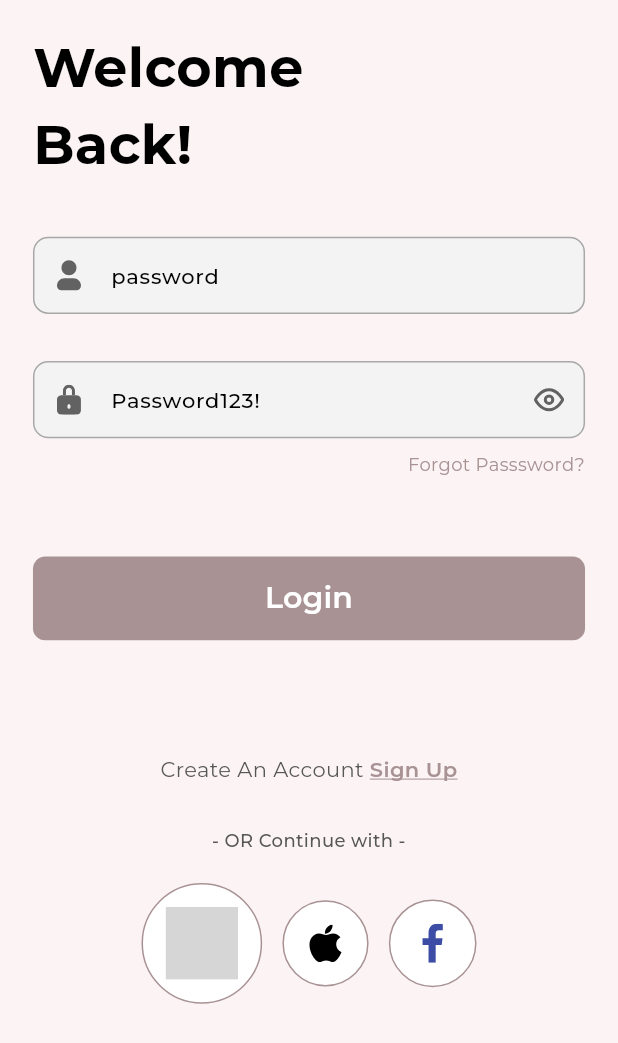
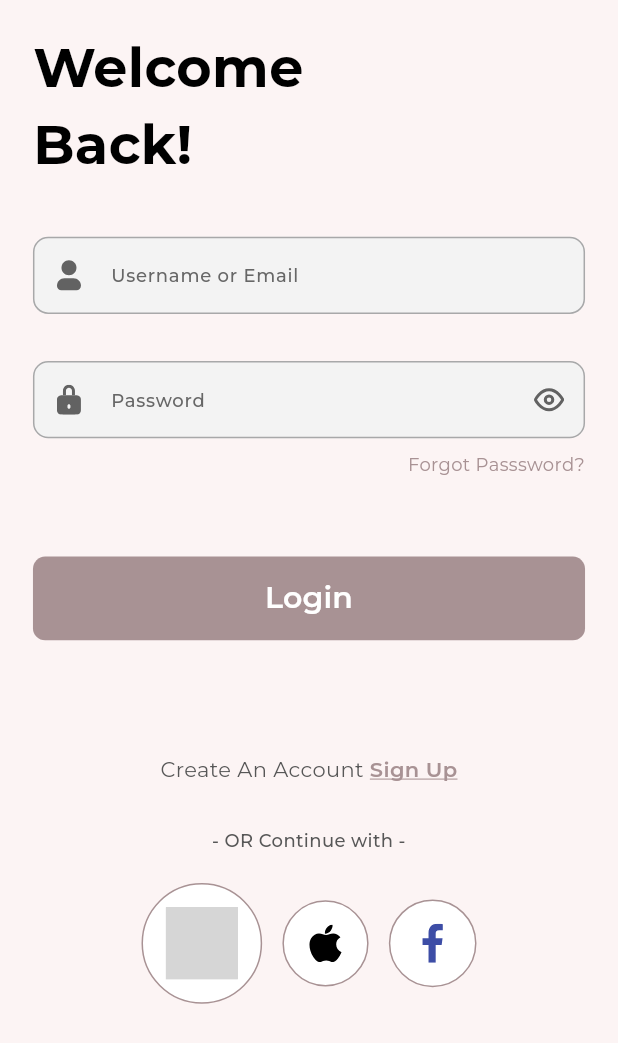
Before and after one commit to jdufitum/Abayati-frontend, a Flutter app: the screen it shows after launch, on a phone screen of 412 x 824 dp. Shown: the top 1043 px of the screen. Run offline on Flutter 3.47's test engine with Material 3 defaults, Android fonts, the phone set to English and light mode, and no system bars; our stand-ins replace awesome_snackbar_content, dartz, dio, equatable, flutter_bloc, flutter_dotenv and 11 more; missing offline and left inert: flutter_overlay_loader, flutter_stripe; accounts and stored records are empty; project files that could hold a hidden picture were left out; grey boxes are pictures that could not be loaded.

Commit message:
feat: modification

```diff
--- a/lib/features/core/services/service/ai/bloc/ai_bloc.dart
+++ b/lib/features/core/services/service/ai/bloc/ai_bloc.dart
@@ -19,7 +19,7 @@ class AiBloc extends Bloc<AiEvent, AiState> {
 
   AiBloc() : super(AiInitial()) {
     on<SearchEvent>((event, emit) async {
-      emit(AiLoading());
+      emit(SearchLoading());
       try {
         final result = await _repository.search(event.query);
         result.fold((error) => emit(SearchError(error: error)),
@@ -31,7 +31,7 @@ class AiBloc extends Bloc<AiEvent, AiState> {
       }
     });
     on<GetMeasurementEvent>((event, emit) async {
-      emit(AiLoading());
+      emit(GetMeasurementLoading());
       try {
         final result = await _repository.getMeasurement();
         result.fold((error) => emit(GetMeasurementError(error: error)), (data) {
--- a/lib/features/core/services/service/ai/bloc/ai_state.dart
+++ b/lib/features/core/services/service/ai/bloc/ai_state.dart
@@ -9,6 +9,8 @@ sealed class AiState extends Equatable {
 final class AiInitial extends AiState {}
 
 final class AiLoading extends AiState {}
+final class SearchLoading extends AiState {}
+final class GetMeasurementLoading extends AiState {}
 
 final class SearchSuccess extends AiState {
   final List<Product> products;
--- a/lib/features/core/services/service/product/bloc/product_state.dart
+++ b/lib/features/core/services/service/product/bloc/product_state.dart
@@ -15,6 +15,8 @@ final class ProductLoading extends ProductState {}
 final class StoresLoading extends ProductState {}
 
 final class OrdersLoading extends ProductState {}
+
+
 final class PaymentsLoading extends ProductState {}
 
 final class AllProductSuccess extends ProductState {
@@ -41,8 +43,7 @@ final class CategoryError extends ProductState {
   const CategoryError({required this.error});
 }
 
-final class PaymentSuccess extends ProductState {
-}
+final class PaymentSuccess extends ProductState {}
 
 final class PaymentError extends ProductState {
   final String error;
--- a/lib/features/screens/onboard/auth/sign_in.dart
+++ b/lib/features/screens/onboard/auth/sign_in.dart
@@ -25,8 +25,8 @@ class SignIn extends HookWidget {
 
   @override
   Widget build(BuildContext context) {
-    final emailCtrl = useTextEditingController(text: 'password');
-    final passwordCtrl = useTextEditingController(text: 'Password123!');
+    final emailCtrl = useTextEditingController();
+    final passwordCtrl = useTextEditingController();
     final key = useState(GlobalKey<FormState>());
 
     return Scaffold(
```
Also changed, not shown: lib/features/screens/onboard/dashboard/nav/home/home.dart (+5 -7 lines), lib/features/screens/onboard/dashboard/nav/measure/front_view_measure.dart (+7 -0 lines).
